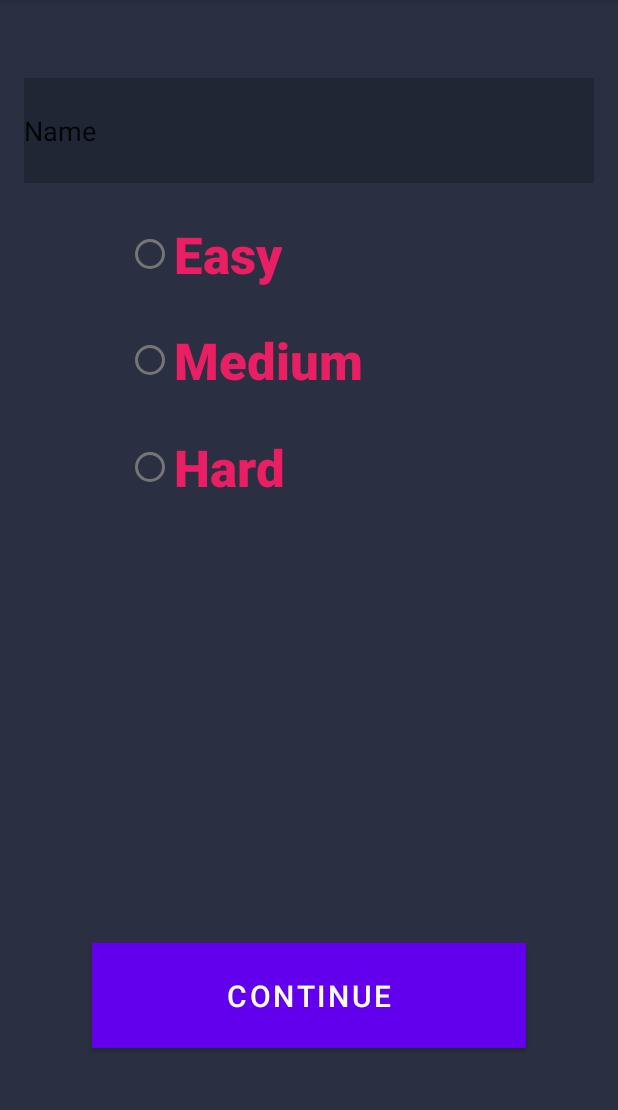
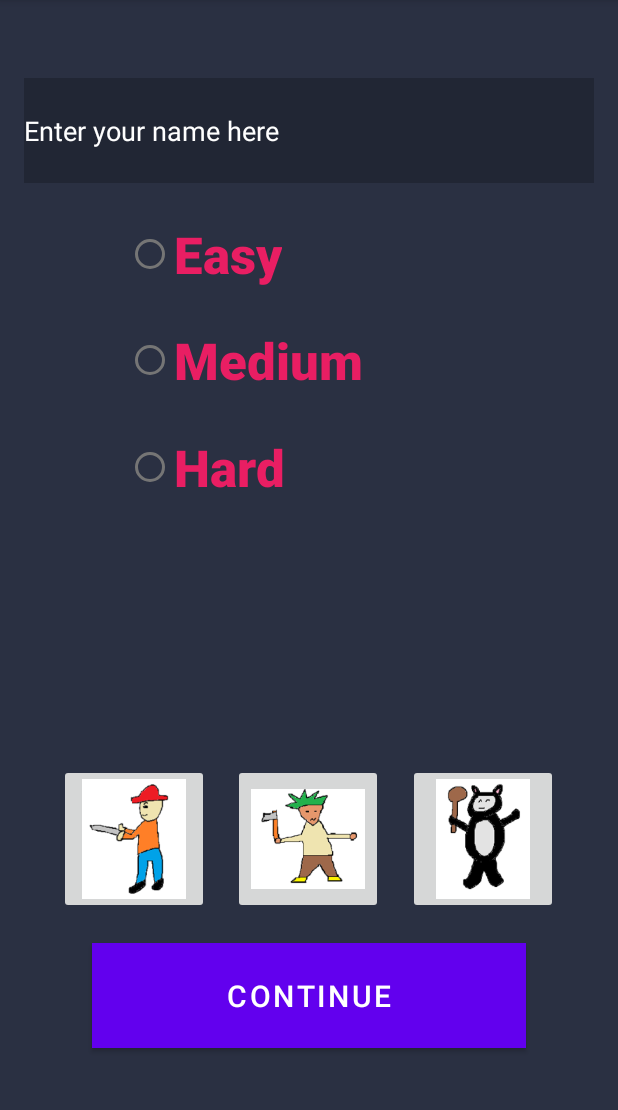
Before and after one commit to zaidm37/CS2340A_Team20, an Android app: the ConfigScreen screen opened directly, with no data from a screen before it, on a phone screen of 412 x 824 dp, the part 84-1194 px from its top. Run offline under Robolectric (Android 15) with nearby library versions, the phone set to English and light mode, and no system bars.

Commit message:
config format fix and add sprites

```diff
--- a/app/src/main/res/layout/config_screen.xml
+++ b/app/src/main/res/layout/config_screen.xml
@@ -57,11 +57,14 @@
         android:layout_marginBottom="23dp"
         android:background="@color/cardview_shadow_start_color"
         android:ems="10"
-        android:hint="Enter your name: "
+        android:hint="Enter your name here"
         android:inputType="text"
-        android:text="Name"
+        android:text=""
+        android:textColor="#FFFFFF"
+        android:textColorHint="#FFFFFF"
         app:layout_constraintBottom_toTopOf="@+id/radioGroup"
         app:layout_constraintEnd_toEndOf="parent"
+        app:layout_constraintHorizontal_bias="0.0"
         app:layout_constraintStart_toStartOf="parent"
         app:layout_constraintTop_toTopOf="parent" />
 
@@ -80,4 +83,43 @@
         app:layout_constraintStart_toStartOf="parent"
         app:layout_constraintTop_toBottomOf="@+id/radioGroup" />
 
+    <ImageButton
+        android:id="@+id/imageButton"
+        android:layout_width="100dp"
+        android:layout_height="100dp"
+        android:scaleType="fitCenter"
+        android:src="@drawable/sprite1"
+        app:layout_constraintBottom_toBottomOf="parent"
+        app:layout_constraintEnd_toEndOf="parent"
+        app:layout_constraintHorizontal_bias="0.125"
+        app:layout_constraintStart_toStartOf="parent"
+        app:layout_constraintTop_toTopOf="parent"
+        app:layout_constraintVertical_bias="0.762" />
+
+    <ImageButton
+        android:id="@+id/imageButton2"
+        android:layout_width="100dp"
+        android:layout_height="100dp"
+        android:scaleType="fitCenter"
+        android:src="@drawable/sprite2"
+        app:layout_constraintBottom_toBottomOf="parent"
+        app:layout_constraintEnd_toEndOf="parent"
+        app:layout_constraintHorizontal_bias="0.498"
+        app:layout_constraintStart_toStartOf="parent"
+        app:layout_constraintTop_toTopOf="parent"
+        app:layout_constraintVertical_bias="0.762" />
+
+    <ImageButton
+        android:id="@+id/imageButton3"
+        android:layout_width="100dp"
+        android:layout_height="100dp"
+        android:scaleType="fitCenter"
+        android:src="@drawable/sprite3"
+        app:layout_constraintBottom_toBottomOf="parent"
+        app:layout_constraintEnd_toEndOf="parent"
+        app:layout_constraintHorizontal_bias="0.871"
+        app:layout_constraintStart_toStartOf="parent"
+        app:layout_constraintTop_toTopOf="parent"
+        app:layout_constraintVertical_bias="0.762" />
+
 </androidx.constraintlayout.widget.ConstraintLayout>
```
Also changed, not shown: app/src/main/res/drawable/sprite1.png (added), app/src/main/res/drawable/sprite2.png (added), app/src/main/res/drawable/sprite3.png (added).
